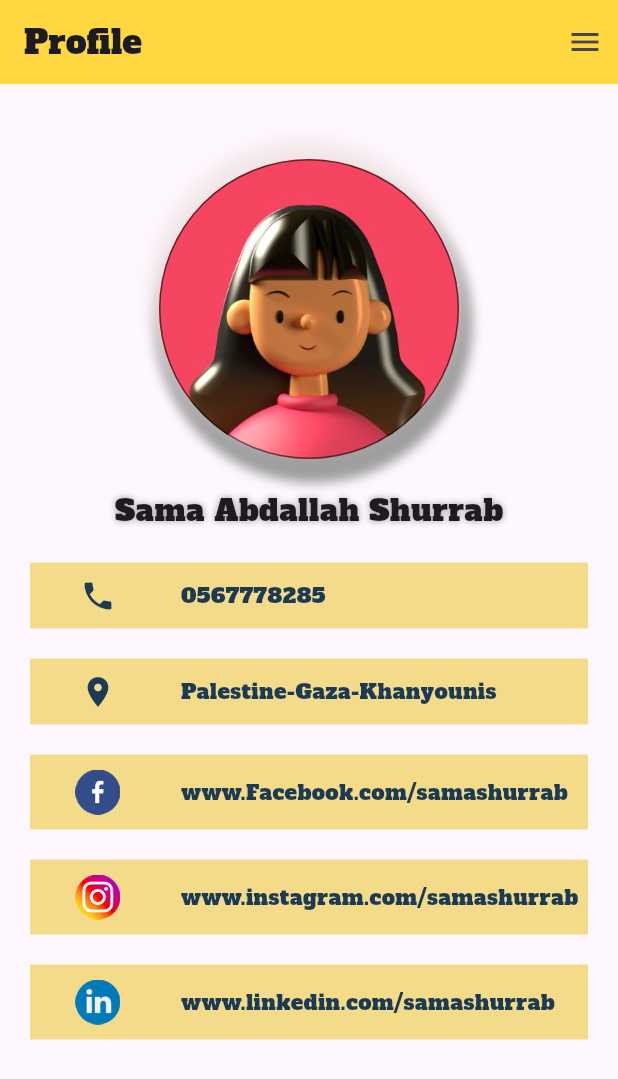
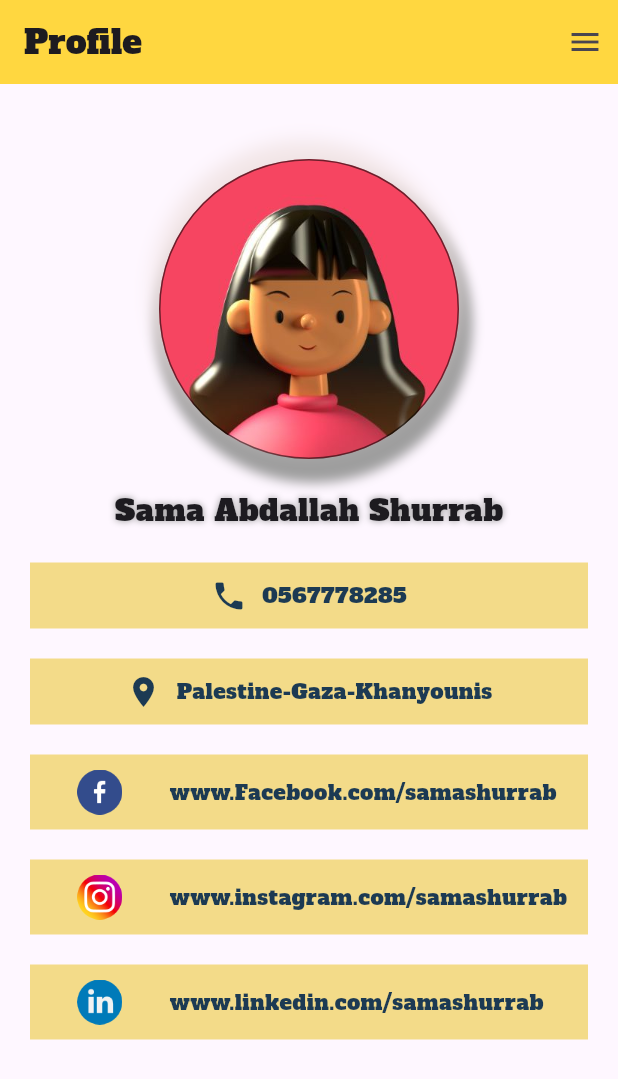
Before and after one commit to SamaShurrab/Flutter-Ui2, a Flutter app: the screen it shows after launch, on a phone screen of 412 x 824 dp. Shown: the top 1079 px of the screen. Run offline on Flutter 3.47's test engine with Material 3 defaults, Android fonts, the phone set to English and light mode, and no system bars.

Commit message:
refactor design

```diff
--- a/lib/main.dart
+++ b/lib/main.dart
@@ -62,21 +62,17 @@ class MyApp extends StatelessWidget {
                 padding: EdgeInsets.symmetric(vertical: 10),
                 color: const Color(0xD4F1D571),
                 child: Row(
+                  mainAxisAlignment: MainAxisAlignment.center,
                   spacing: 10,
                   children: [
-                    Expanded(
-                      child: Icon(
+                    Icon(
                       Icons.phone,
                       color: const Color.fromRGBO(28, 58, 83, 1),
                     ),
-                    ),
-                    Expanded(
-                      flex: 3,
-                      child: Text(
+                    Text(
                       '0567778285',
                       style: TextStyle(
                         color: const Color.fromRGBO(28, 58, 83, 1),
-                        ),
                       ),
                     ),
                   ],
@@ -89,19 +85,14 @@ class MyApp extends StatelessWidget {
                   spacing: 10,
                   mainAxisAlignment: MainAxisAlignment.center,
                   children: [
-                    Expanded(
-                      child: Icon(
+                    Icon(
                       Icons.location_on,
                       color: const Color.fromRGBO(28, 58, 83, 1),
                     ),
-                    ),
-                    Expanded(
-                      flex: 3,
-                      child: Text(
+                    Text(
                       'Palestine-Gaza-Khanyounis',
                       style: TextStyle(
                         color: const Color.fromRGBO(28, 58, 83, 1),
-                        ),
                       ),
                     ),
                   ],
@@ -111,7 +102,6 @@ class MyApp extends StatelessWidget {
                 padding: EdgeInsets.symmetric(vertical: 10),
                 color: const Color(0xD4F1D571),
                 child: Row(
-                  spacing: 10,
                   mainAxisAlignment: MainAxisAlignment.center,
                   children: [
                     Expanded(
@@ -137,7 +127,6 @@ class MyApp extends StatelessWidget {
                 padding: EdgeInsets.symmetric(vertical: 10),
                 color: const Color(0xD4F1D571),
                 child: Row(
-                  spacing: 10,
                   mainAxisAlignment: MainAxisAlignment.center,
                   children: [
                     Expanded(
@@ -163,7 +152,6 @@ class MyApp extends StatelessWidget {
                 padding: EdgeInsets.symmetric(vertical: 10),
                 color: const Color(0xD4F1D571),
                 child: Row(
-                  spacing: 10,
                   mainAxisAlignment: MainAxisAlignment.center,
                   children: [
                     Expanded(
```
Lines whose indentation alone changed are shown as unchanged.
